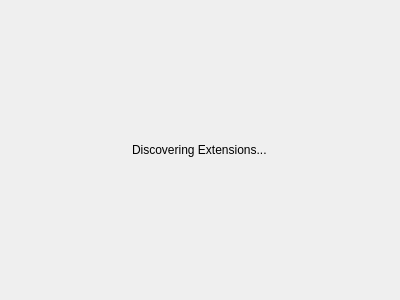
Above: src/brickv/plugin_system/plugins/red/ui/red_tab_extension.ui from Tinkerforge/brickv before the change. Below: the same form after it.
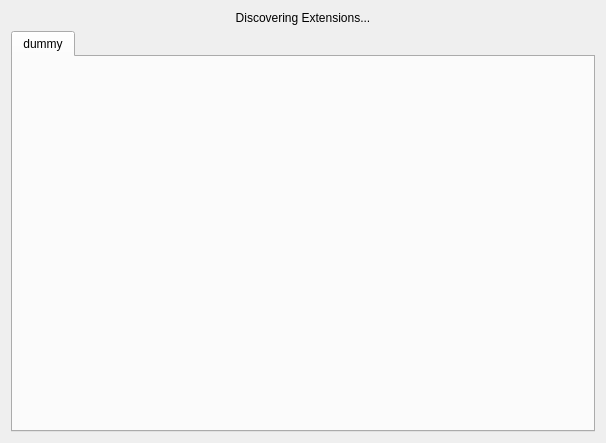
That is the form after the change.

Commit message:
Unify style of Extension UI
Use tab and scroll widgets instead of trying to cram everything into
one widget.

```diff
--- a/src/brickv/plugin_system/plugins/red/ui/red_tab_extension.ui
+++ b/src/brickv/plugin_system/plugins/red/ui/red_tab_extension.ui
@@ -6,8 +6,8 @@
    <rect>
     <x>0</x>
     <y>0</y>
-    <width>400</width>
-    <height>300</height>
+    <width>606</width>
+    <height>443</height>
    </rect>
   </property>
   <property name="windowTitle">
@@ -27,10 +27,19 @@
        <property name="text">
         <string>Discovering Extensions...</string>
        </property>
+       <property name="alignment">
+        <set>Qt::AlignCenter</set>
+       </property>
       </widget>
      </item>
      <item>
-      <layout class="QHBoxLayout" name="extension_layout"/>
+      <widget class="QTabWidget" name="tab_widget">
+       <widget class="QWidget" name="tab">
+        <attribute name="title">
+         <string>dummy</string>
+        </attribute>
+       </widget>
+      </widget>
      </item>
     </layout>
    </item>
```
Left out of the diff: 2 changed lines with no effect on the pictures. The commit also changes 12 other files.
